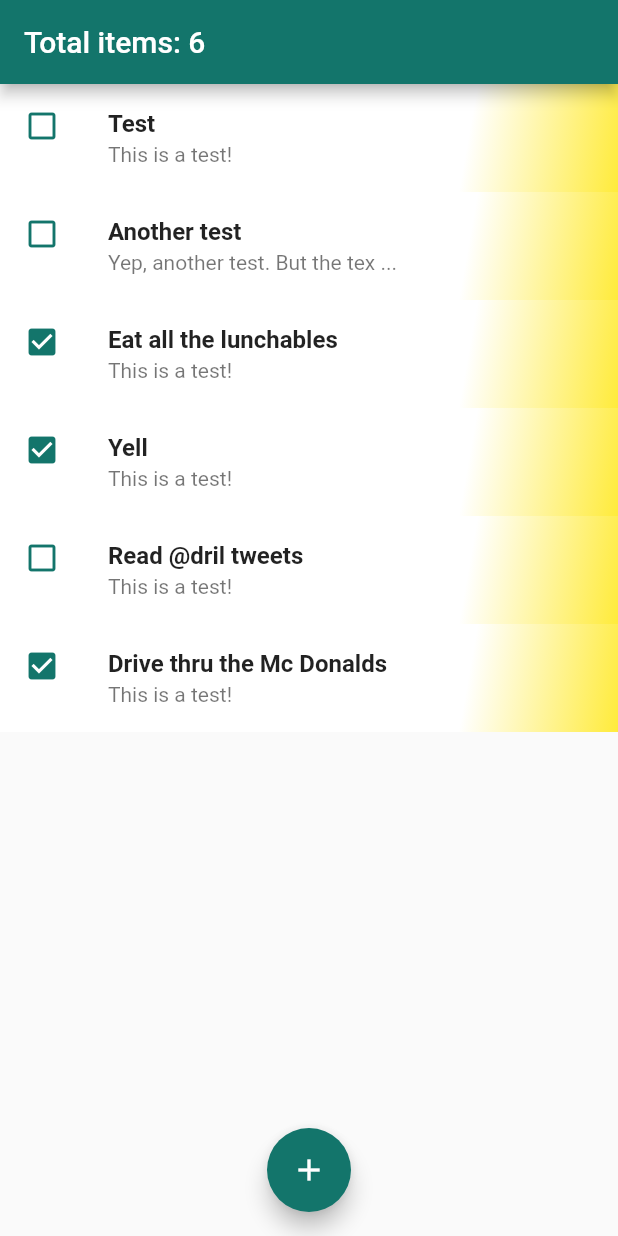
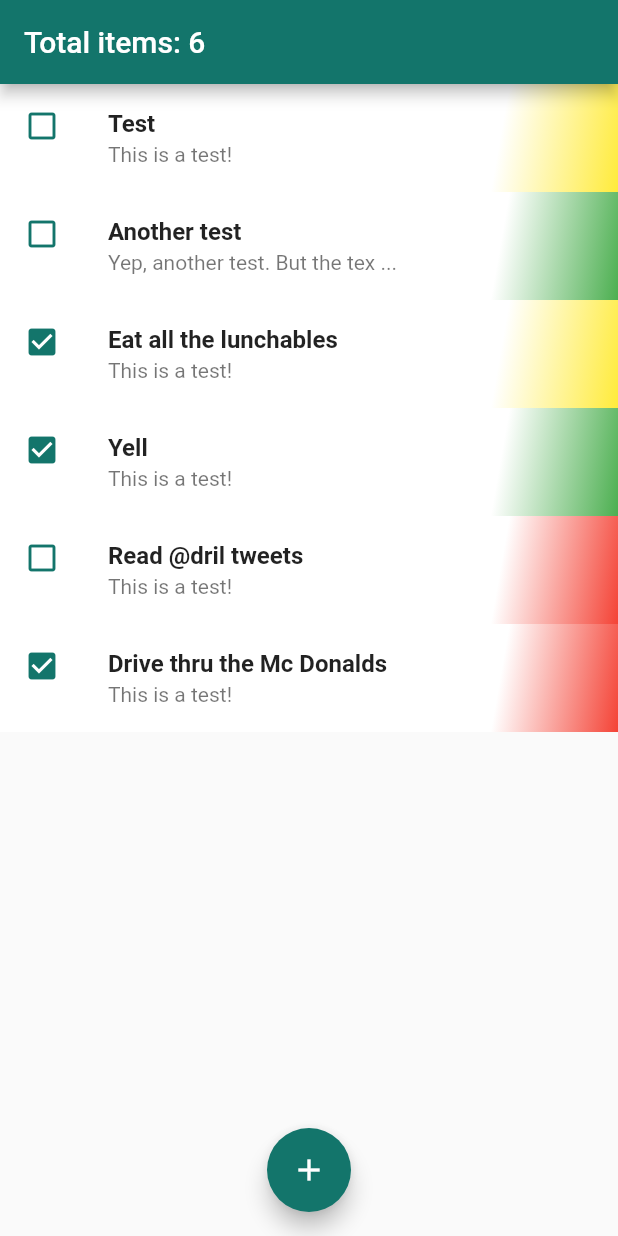
Before and after one commit to david1707/tasker, a Flutter app: the screen it shows after launch, on a phone screen of 412 x 824 dp. Run offline on Flutter 3.47's test engine with Material 2 defaults, Android fonts, the phone set to English and light mode, and no system bars.

Commit message:
Gradient-based Listtile background colour, assigned programatically

```diff
--- a/lib/models/todo_item.dart
+++ b/lib/models/todo_item.dart
@@ -1,3 +1,5 @@
+import 'package:flutter/material.dart';
+
 enum Priorities {
   low,
   medium,
@@ -11,6 +13,19 @@ class TodoItem {
   final Priorities priorities;
   bool isFinished;
 
+  Color get getPriorityColour {
+    switch (priorities) {
+      case Priorities.low:
+        return Colors.green;
+      case Priorities.medium:
+        return Colors.yellow;
+      case Priorities.high:
+        return Colors.red;
+      default:
+        return Colors.yellow;
+    }
+  }
+
   TodoItem({
     required this.id,
     required this.title,
--- a/lib/widgets/todo_listtile.dart
+++ b/lib/widgets/todo_listtile.dart
@@ -15,7 +15,7 @@ class ToDoListTile extends StatelessWidget {
   @override
   Widget build(BuildContext context) {
     return Container(
-      decoration: const BoxDecoration(
+      decoration: BoxDecoration(
           gradient: LinearGradient(
         begin: Alignment.topLeft,
         end: Alignment.bottomRight,
@@ -24,7 +24,8 @@ class ToDoListTile extends StatelessWidget {
           Colors.white,
           Colors.white,
           Colors.white,
-          Colors.yellow
+          Colors.white,
+          todo.getPriorityColour
         ],
       )),
       child: ListTile(
```
